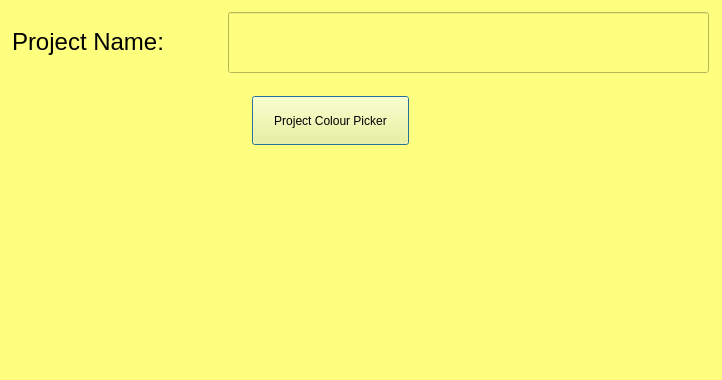
Mulukulum/Amberia, file Codebase/GUI/UI_Files/ProjectEditor.ui: the form before one commit.
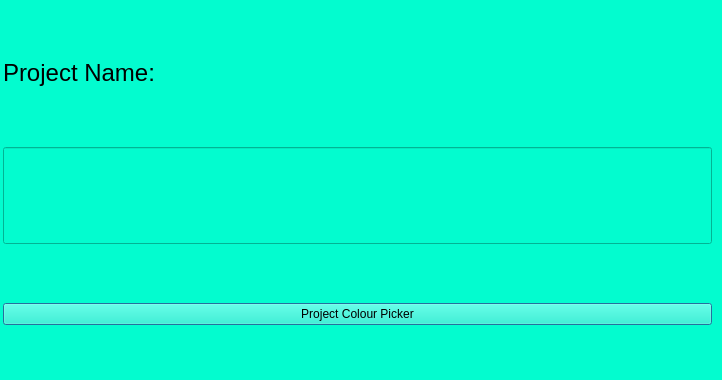
The form after the commit.

```diff
--- a/Codebase/GUI/UI_Files/ProjectEditor.ui
+++ b/Codebase/GUI/UI_Files/ProjectEditor.ui
@@ -14,43 +14,49 @@
    <string>Dialog</string>
   </property>
   <property name="styleSheet">
-   <string notr="true">background: rgb(255, 255, 127)</string>
+   <string notr="true">background: #03fccf</string>
   </property>
-  <widget class="QLineEdit" name="lineEdit">
+  <widget class="QWidget" name="">
    <property name="geometry">
     <rect>
-     <x>228</x>
-     <y>12</y>
-     <width>481</width>
-     <height>61</height>
+     <x>3</x>
+     <y>6</y>
+     <width>709</width>
+     <height>373</height>
     </rect>
    </property>
-  </widget>
+   <layout class="QVBoxLayout" name="verticalLayout">
+    <item>
   <widget class="QLabel" name="label">
-   <property name="geometry">
-    <rect>
-     <x>12</x>
-     <y>12</y>
-     <width>205</width>
-     <height>61</height>
-    </rect>
+      <property name="maximumSize">
+       <size>
+        <width>683</width>
+        <height>29</height>
+       </size>
    </property>
    <property name="text">
     <string>&lt;html&gt;&lt;head/&gt;&lt;body&gt;&lt;p&gt;&lt;span style=&quot; font-size:18pt;&quot;&gt;Project Name:&lt;/span&gt;&lt;/p&gt;&lt;/body&gt;&lt;/html&gt;</string>
    </property>
   </widget>
+    </item>
+    <item>
+     <widget class="QLineEdit" name="lineEdit">
+      <property name="minimumSize">
+       <size>
+        <width>697</width>
+        <height>97</height>
+       </size>
+      </property>
+     </widget>
+    </item>
+    <item>
   <widget class="QPushButton" name="pushButton">
-   <property name="geometry">
-    <rect>
-     <x>252</x>
-     <y>96</y>
-     <width>157</width>
-     <height>49</height>
-    </rect>
-   </property>
    <property name="text">
     <string>Project Colour Picker</string>
    </property>
+     </widget>
+    </item>
+   </layout>
   </widget>
  </widget>
  <resources/>
```
Lines whose indentation alone changed are shown as unchanged.
